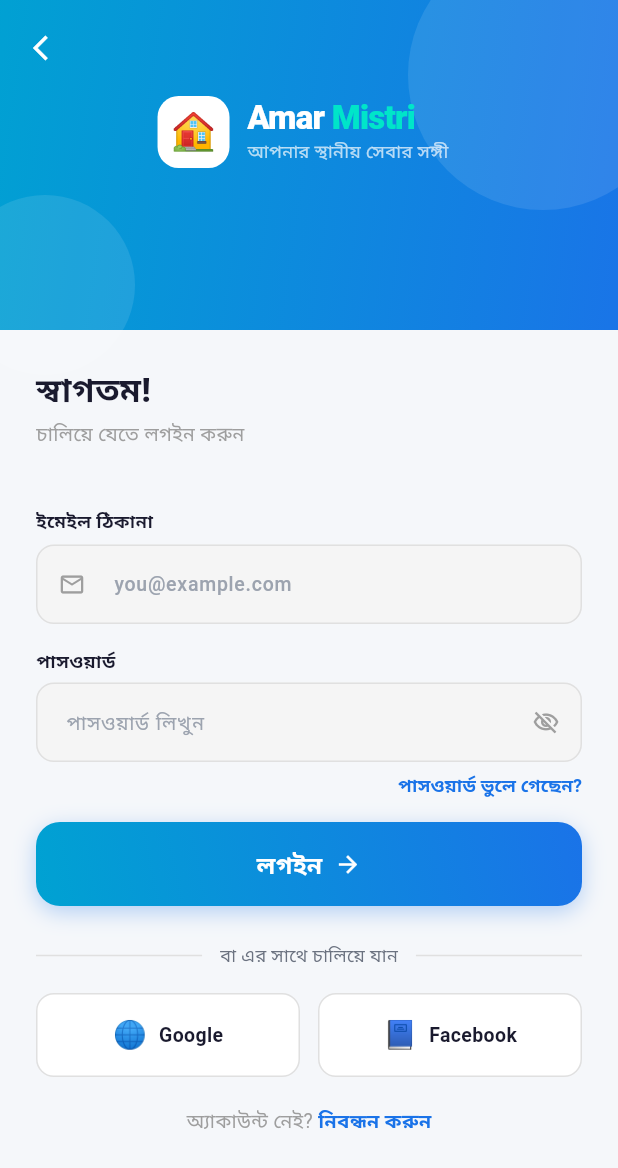
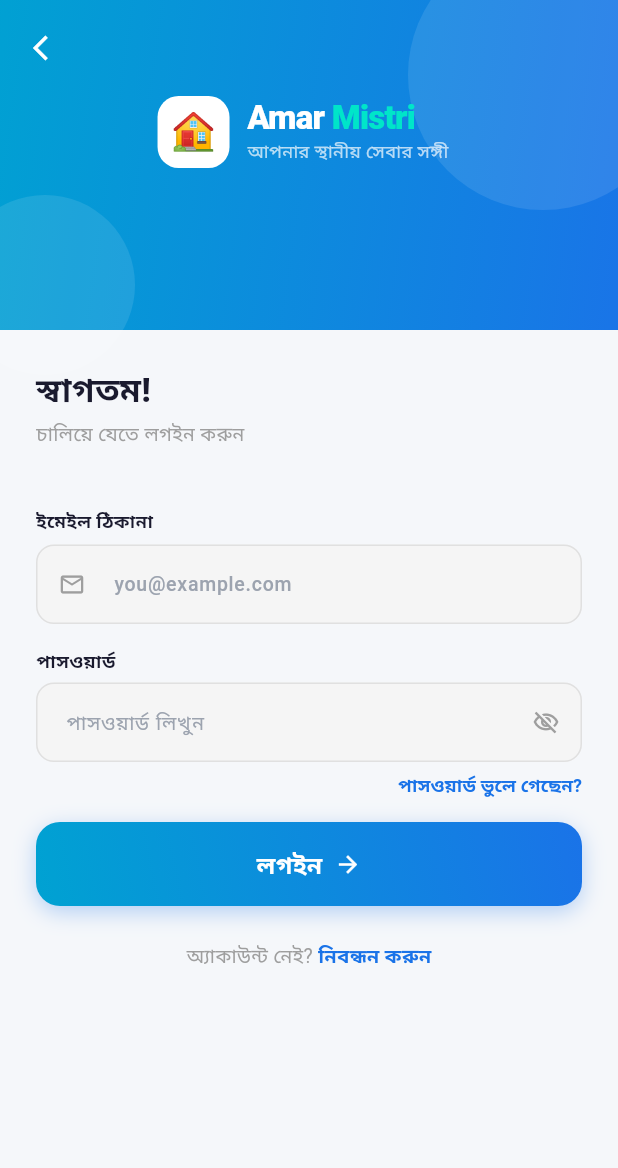
Before and after one commit to Md-Sakibul-Hasan/amar_mistri, a Flutter app: the LoginPage screen opened by its route, on a phone screen of 412 x 824 dp. Shown: the top 1168 px of the screen. Run offline on Flutter 3.47's test engine with Material 3 defaults, Android fonts, the phone set to English and light mode, and no system bars; our stand-ins replace bloc, cached_network_image, cloud_firestore, dartz, equatable, firebase_auth and 9 more; missing offline and left inert: cloudflare; accounts and stored records are empty.

Commit message:
comment out google and facebook sign in options

```diff
--- a/lib/features/auth/presentation/pages/login_page.dart
+++ b/lib/features/auth/presentation/pages/login_page.dart
@@ -280,46 +280,46 @@ class _LoginPageState extends State<LoginPage> {
             ),
             const SizedBox(height: 24),
 
-            // Divider
-            Row(
-              children: [
-                Expanded(child: Divider(color: context.colors.greyBorder)),
-                Padding(
-                  padding: const EdgeInsets.symmetric(horizontal: 12),
-                  child: Text(
-                    context.l10n.orContinueWith,
-                    style: TextStyle(
-                      fontSize: 12,
-                      color: context.colors.secondaryText,
-                    ),
-                  ),
-                ),
-                Expanded(child: Divider(color: context.colors.greyBorder)),
-              ],
-            ),
-            const SizedBox(height: 16),
+            // // Divider
+            // Row(
+            //   children: [
+            //     Expanded(child: Divider(color: context.colors.greyBorder)),
+            //     Padding(
+            //       padding: const EdgeInsets.symmetric(horizontal: 12),
+            //       child: Text(
+            //         context.l10n.orContinueWith,
+            //         style: TextStyle(
+            //           fontSize: 12,
+            //           color: context.colors.secondaryText,
+            //         ),
+            //       ),
+            //     ),
+            //     Expanded(child: Divider(color: context.colors.greyBorder)),
+            //   ],
+            // ),
+            // const SizedBox(height: 16),
 
-            // Social buttons
-            Row(
-              children: [
-                Expanded(
-                  child: _SocialButton(
-                    emoji: '🌐',
-                    label: 'Google',
-                    onTap: () {},
-                  ),
-                ),
-                const SizedBox(width: 12),
-                Expanded(
-                  child: _SocialButton(
-                    emoji: '📘',
-                    label: 'Facebook',
-                    onTap: () {},
-                  ),
-                ),
-              ],
-            ),
-            const SizedBox(height: 20),
+            // // Social buttons
+            // Row(
+            //   children: [
+            //     Expanded(
+            //       child: _SocialButton(
+            //         emoji: '🌐',
+            //         label: 'Google',
+            //         onTap: () {},
+            //       ),
+            //     ),
+            //     const SizedBox(width: 12),
+            //     Expanded(
+            //       child: _SocialButton(
+            //         emoji: '📘',
+            //         label: 'Facebook',
+            //         onTap: () {},
+            //       ),
+            //     ),
+            //   ],
+            // ),
+            // const SizedBox(height: 20),
 
             // Sign up link
             Row(
```
Also changed, not shown: lib/features/auth/presentation/pages/register_page.dart (+39 -39 lines).
